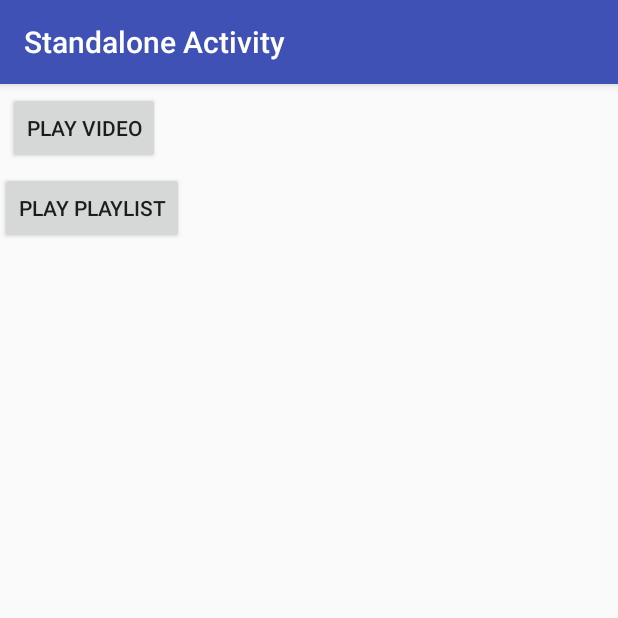
After one commit to vincetang/Android_YouTubePlayer, an Android app: the StandaloneActivity screen opened directly, with no data from a screen before it, on a phone screen of 412 x 824 dp, the top half of it. The commit adds this screen. Run offline under Robolectric (Android 15) with nearby library versions, the phone set to English and light mode, and no system bars.

Commit message:
Implementation of Youtube player, added files for StandalonePlayer

```diff
--- a/app/src/main/AndroidManifest.xml
+++ b/app/src/main/AndroidManifest.xml
@@ -1,7 +1,6 @@
 <?xml version="1.0" encoding="utf-8"?>
 <manifest xmlns:android="http://schemas.android.com/apk/res/android"
     package="com.vincetang.youtubeplayer">
-
 
     <!--
          The ACCESS_COARSE/FINE_LOCATION permissions are not required to use
@@ -10,7 +9,6 @@
     -->
     <uses-permission android:name="android.permission.ACCESS_FINE_LOCATION" />
     <uses-permission android:name="android.permission.INTERNET" />
-
 
     <application
         android:allowBackup="true"
@@ -50,6 +48,16 @@
             android:name="com.google.android.geo.API_KEY"
             android:value="@string/google_maps_key" />
 
+        <activity
+            android:name=".StandaloneActivity"
+            android:label="@string/title_activity_standalone"
+            android:theme="@style/AppTheme.NoActionBar">
+            <intent-filter>
+                <action android:name="android.intent.action.MAIN" />
+
+                <category android:name="android.intent.category.LAUNCHER" />
+            </intent-filter>
+        </activity>
     </application>
 
 </manifest>
--- /dev/null
+++ b/app/src/main/java/com/vincetang/youtubeplayer/StandaloneActivity.java
@@ -0,0 +1,50 @@
+package com.vincetang.youtubeplayer;
+
+import android.content.Intent;
+import android.os.Bundle;
+import android.support.design.widget.FloatingActionButton;
+import android.support.design.widget.Snackbar;
+import android.support.v7.app.AppCompatActivity;
+import android.support.v7.widget.Toolbar;
+import android.view.View;
+import android.widget.Button;
+
+public class StandaloneActivity extends AppCompatActivity implements View.OnClickListener {
+
+    private String GOOGLE_API_KEY = "AIzaSyBzCopjw9mlSxJjSMApJY1y4UxDiZ8d2ac";
+    private String YOUTUBE_VIDEO_ID = "TI455Z37o30";
+    private String YOUTUBE_PLAYLIST = "";
+    private Button btnPlayVideo;
+    private Button btnPlayPlaylist;
+
+    @Override
+    protected void onCreate(Bundle savedInstanceState) {
+        super.onCreate(savedInstanceState);
+        setContentView(R.layout.activity_standalone);
+        Toolbar toolbar = (Toolbar) findViewById(R.id.toolbar);
+        setSupportActionBar(toolbar);
+
+        btnPlayVideo = (Button) findViewById(R.id.btnPlayVideo);
+        btnPlayPlaylist = (Button) findViewById(R.id.btnPlaylist);
+
+        btnPlayVideo.setOnClickListener(this);
+        btnPlayPlaylist.setOnClickListener(this);
+    }
+
+    /**
+     * Called when a view has been clicked.
+     *
+     * @param v The view that was clicked.
+     */
+    @Override
+    public void onClick(View v) {
+        Intent intent = null;
+        switch(v.getId()) {
+            case R.id.btnPlayVideo:
+                break;
+            case R.id.btnPlaylist:
+                break;
+            default:
+        }
+    }
+}
--- a/app/src/main/res/layout/activity_maps.xml
+++ /dev/null
@@ -1,8 +0,0 @@
-<fragment xmlns:android="http://schemas.android.com/apk/res/android"
-    xmlns:map="http://schemas.android.com/apk/res-auto"
-    xmlns:tools="http://schemas.android.com/tools"
-    android:id="@+id/map"
-    android:name="com.google.android.gms.maps.SupportMapFragment"
-    android:layout_width="match_parent"
-    android:layout_height="match_parent"
-    tools:context="com.vincetang.youtubeplayer.MapsActivity" />
--- /dev/null
+++ b/app/src/main/res/layout/activity_standalone.xml
@@ -0,0 +1,26 @@
+<?xml version="1.0" encoding="utf-8"?>
+<android.support.design.widget.CoordinatorLayout xmlns:android="http://schemas.android.com/apk/res/android"
+    xmlns:app="http://schemas.android.com/apk/res-auto"
+    xmlns:tools="http://schemas.android.com/tools"
+    android:layout_width="match_parent"
+    android:layout_height="match_parent"
+    android:fitsSystemWindows="true"
+    tools:context="com.vincetang.youtubeplayer.StandaloneActivity">
+
+    <android.support.design.widget.AppBarLayout
+        android:layout_width="match_parent"
+        android:layout_height="wrap_content"
+        android:theme="@style/AppTheme.AppBarOverlay">
+
+        <android.support.v7.widget.Toolbar
+            android:id="@+id/toolbar"
+            android:layout_width="match_parent"
+            android:layout_height="?attr/actionBarSize"
+            android:background="?attr/colorPrimary"
+            app:popupTheme="@style/AppTheme.PopupOverlay" />
+
+    </android.support.design.widget.AppBarLayout>
+
+    <include layout="@layout/content_standalone" />
+
+</android.support.design.widget.CoordinatorLayout>
--- /dev/null
+++ b/app/src/main/res/layout/content_standalone.xml
@@ -0,0 +1,26 @@
+<?xml version="1.0" encoding="utf-8"?>
+<LinearLayout xmlns:android="http://schemas.android.com/apk/res/android"
+    xmlns:app="http://schemas.android.com/apk/res-auto"
+    xmlns:tools="http://schemas.android.com/tools"
+    android:layout_width="match_parent"
+    android:layout_height="match_parent"
+    android:orientation="vertical"
+    app:layout_behavior="@string/appbar_scrolling_view_behavior"
+    tools:context="com.vincetang.youtubeplayer.StandaloneActivity"
+    tools:showIn="@layout/activity_standalone">
+
+    <Button
+        android:id="@+id/btnPlayVideo"
+        android:layout_width="wrap_content"
+        android:layout_height="wrap_content"
+        android:layout_margin="5dp"
+        android:text="@string/play_video" />
+
+    <Button
+        android:id="@+id/btnPlaylist"
+        android:layout_width="wrap_content"
+        android:layout_height="wrap_content"
+        android:layou_margin="5dp"
+        android:text="@string/play_playlist"/>
+
+</LinearLayout>
--- a/app/src/main/res/values/strings.xml
+++ b/app/src/main/res/values/strings.xml
@@ -4,4 +4,7 @@
     <string name="title_activity_youtube">Youtube Player</string>
     <string name="title_activity_maps">Map</string>
     <string name="google_app_id">AIzaSyBzCopjw9mlSxJjSMApJY1y4UxDiZ8d2ac</string>
+    <string name="title_activity_standalone">Standalone Activity</string>
+    <string name="play_video">Play Video</string>
+    <string name="play_playlist">Play Playlist</string>
 </resources>
```
